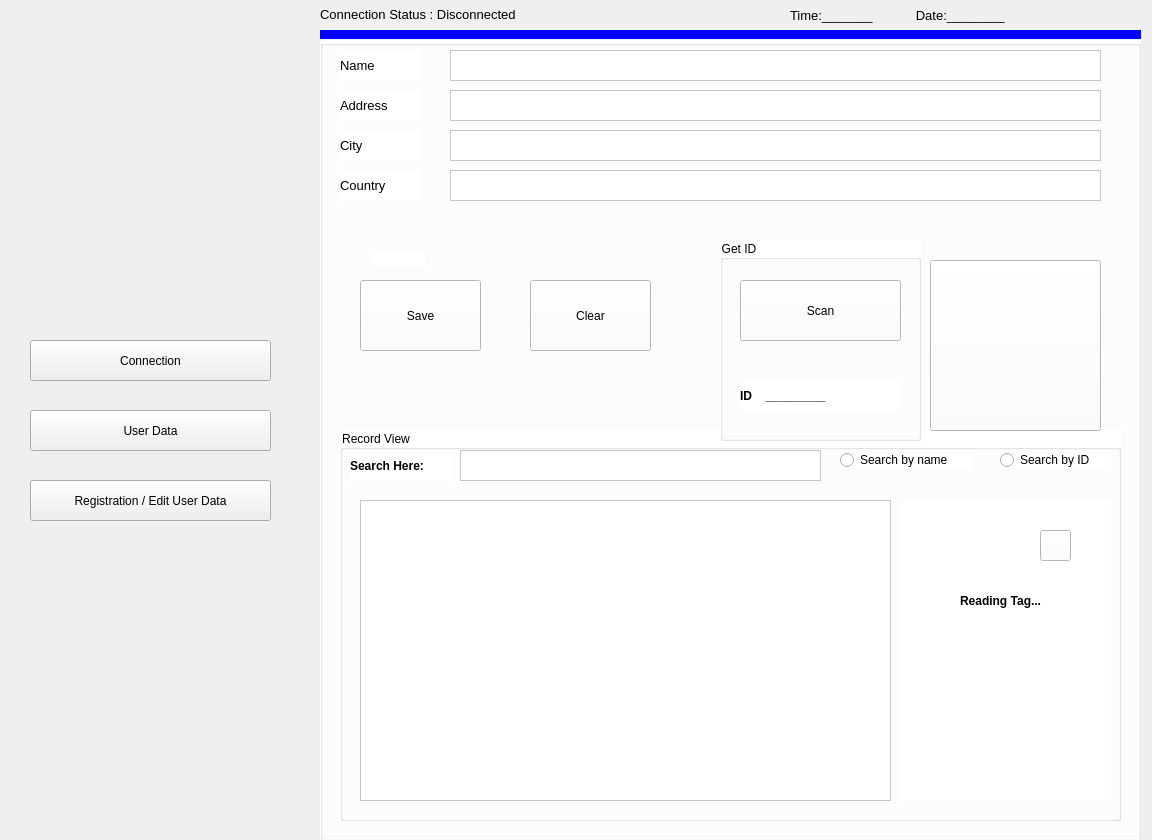
First picture: the form in design_ui/Ui.ui, repository Quoc123123/LVTN, before the edit.
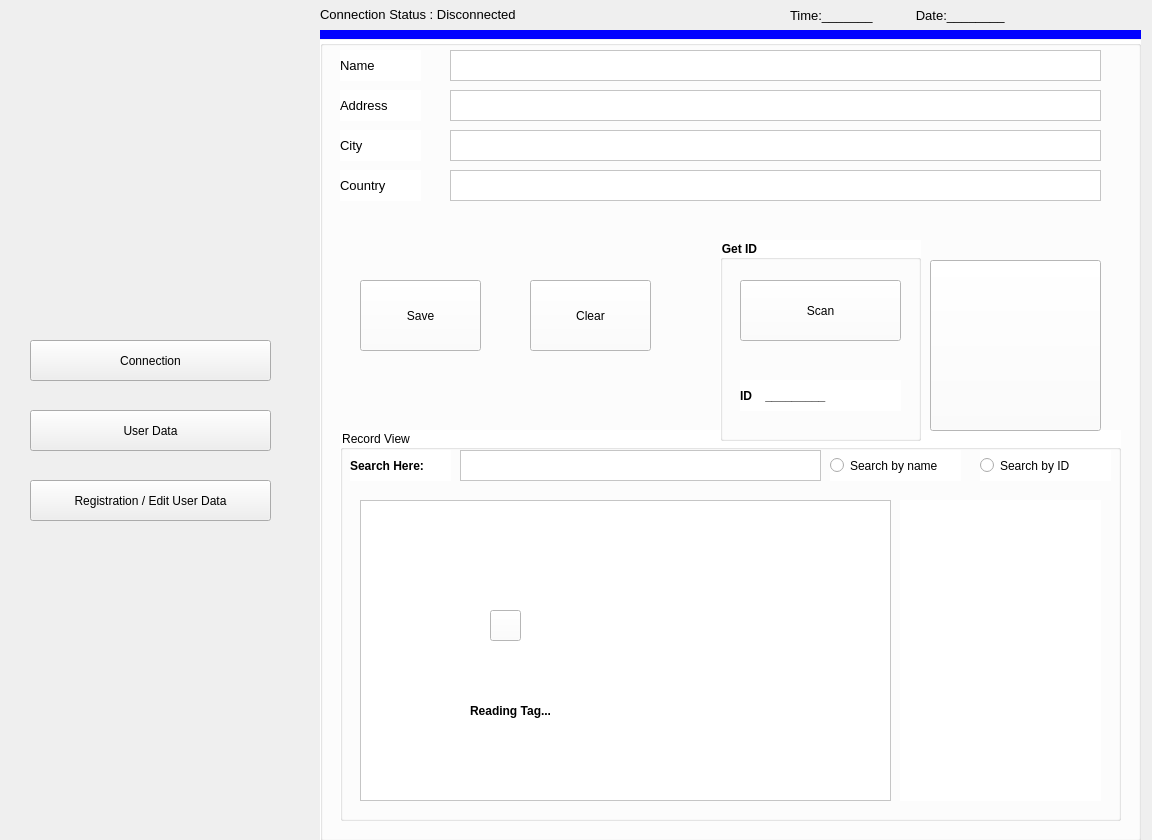
Second picture: the form after the edit. Icons and pictures are not drawn.

```diff
--- a/design_ui/Ui.ui
+++ b/design_ui/Ui.ui
@@ -449,7 +449,7 @@
      <property name="geometry">
       <rect>
        <x>60</x>
-       <y>110</y>
+       <y>100</y>
        <width>121</width>
        <height>41</height>
       </rect>
@@ -477,9 +477,9 @@
      <property name="geometry">
       <rect>
        <x>60</x>
-       <y>270</y>
-       <width>131</width>
-       <height>20</height>
+       <y>240</y>
+       <width>121</width>
+       <height>31</height>
       </rect>
      </property>
      <property name="font">
@@ -540,7 +540,7 @@
       <property name="geometry">
        <rect>
         <x>50</x>
-        <y>330</y>
+        <y>340</y>
         <width>301</width>
         <height>31</height>
        </rect>
@@ -559,9 +559,9 @@
      <widget class="QLabel" name="lbViewUser">
       <property name="geometry">
        <rect>
-        <x>20</x>
+        <x>60</x>
         <y>30</y>
-        <width>361</width>
+        <width>271</width>
         <height>301</height>
        </rect>
       </property>
@@ -569,7 +569,7 @@
        <string/>
       </property>
       <property name="pixmap">
-       <pixmap>../picture/image_tools/chamhoi.jpg</pixmap>
+       <pixmap>../picture/image_tools/user.png</pixmap>
       </property>
       <property name="scaledContents">
        <bool>true</bool>
@@ -580,9 +580,9 @@
      <property name="geometry">
       <rect>
        <x>60</x>
-       <y>220</y>
-       <width>131</width>
-       <height>20</height>
+       <y>190</y>
+       <width>121</width>
+       <height>31</height>
       </rect>
      </property>
      <property name="font">
@@ -591,7 +591,7 @@
       </font>
      </property>
      <property name="text">
-      <string>Using tags card</string>
+      <string>Using card</string>
      </property>
     </widget>
     <widget class="QGroupBox" name="groupBoxImageID">
@@ -721,22 +721,6 @@
        <string>Country</string>
       </property>
      </widget>
-     <widget class="QLabel" name="label_8">
-      <property name="geometry">
-       <rect>
-        <x>50</x>
-        <y>210</y>
-        <width>55</width>
-        <height>16</height>
-       </rect>
-      </property>
-      <property name="text">
-       <string/>
-      </property>
-      <property name="pixmap">
-       <pixmap>../picture/iconfinder_Computer__Computer_Hardware_USB_Port_Connection_4064143.png</pixmap>
-      </property>
-     </widget>
      <widget class="QGroupBox" name="groupBoxRecordViewRecord">
       <property name="geometry">
        <rect>
@@ -787,10 +771,10 @@
       <widget class="QRadioButton" name="radioSearchName">
        <property name="geometry">
         <rect>
-         <x>500</x>
+         <x>490</x>
          <y>20</y>
          <width>131</width>
-         <height>20</height>
+         <height>31</height>
         </rect>
        </property>
        <property name="font">
@@ -805,10 +789,10 @@
       <widget class="QRadioButton" name="radioSearchID">
        <property name="geometry">
         <rect>
-         <x>660</x>
+         <x>640</x>
          <y>20</y>
-         <width>111</width>
-         <height>20</height>
+         <width>131</width>
+         <height>31</height>
         </rect>
        </property>
        <property name="font">
@@ -835,19 +819,25 @@
         <rect>
          <x>560</x>
          <y>70</y>
-         <width>211</width>
+         <width>201</width>
          <height>301</height>
         </rect>
        </property>
        <property name="text">
         <string/>
        </property>
+       <property name="pixmap">
+        <pixmap>../picture/image_tools/user.png</pixmap>
+       </property>
+       <property name="scaledContents">
+        <bool>true</bool>
+       </property>
       </widget>
       <widget class="QLabel" name="lbReadingTag">
        <property name="geometry">
         <rect>
-         <x>620</x>
-         <y>160</y>
+         <x>130</x>
+         <y>270</y>
          <width>111</width>
          <height>21</height>
         </rect>
@@ -866,8 +856,8 @@
       <widget class="QLabel" name="lbLoading">
        <property name="geometry">
         <rect>
-         <x>630</x>
-         <y>220</y>
+         <x>210</x>
+         <y>230</y>
          <width>101</width>
          <height>81</height>
         </rect>
@@ -892,8 +882,8 @@
       <widget class="QPushButton" name="btnCloseTag">
        <property name="geometry">
         <rect>
-         <x>700</x>
-         <y>100</y>
+         <x>150</x>
+         <y>180</y>
          <width>31</width>
          <height>31</height>
         </rect>
@@ -960,6 +950,8 @@
       <property name="font">
        <font>
         <pointsize>9</pointsize>
+        <weight>75</weight>
+        <bold>true</bold>
        </font>
       </property>
       <property name="title">
```
